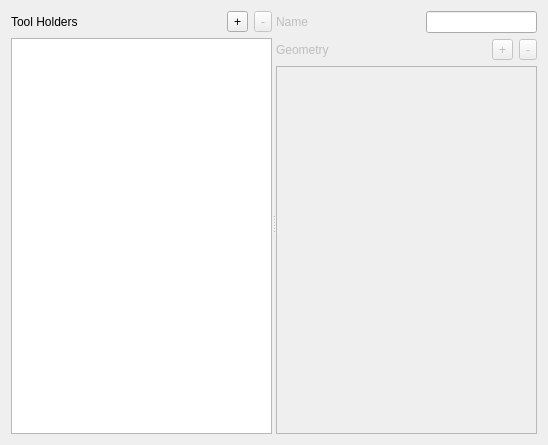
Old version of the form View/Settings/ToolHolderForm.ui in the repository octronic-uk/Candle.
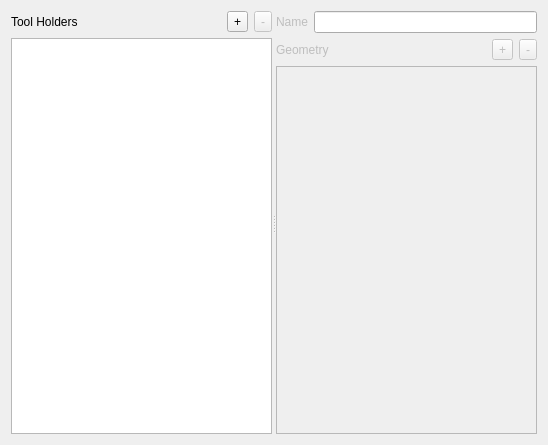
New version of the form.

```diff
--- a/View/Settings/ToolHolderForm.ui
+++ b/View/Settings/ToolHolderForm.ui
@@ -13,14 +13,14 @@
   <property name="windowTitle">
    <string>Form</string>
   </property>
-  <layout class="QVBoxLayout" name="verticalLayout_3">
+  <layout class="QVBoxLayout" name="verticalLayout_4">
    <item>
     <widget class="QSplitter" name="splitter">
      <property name="orientation">
       <enum>Qt::Horizontal</enum>
      </property>
      <widget class="QWidget" name="layoutWidget">
-      <layout class="QVBoxLayout" name="verticalLayout_2">
+      <layout class="QVBoxLayout" name="verticalLayout_3">
        <item>
         <layout class="QHBoxLayout" name="toolHoldersLayout">
          <item>
@@ -108,10 +108,13 @@
       </layout>
      </widget>
      <widget class="QWidget" name="layoutWidget">
-      <layout class="QVBoxLayout" name="verticalLayout">
+      <layout class="QVBoxLayout" name="verticalLayout_2">
        <item>
-        <layout class="QHBoxLayout" name="horizontalLayout">
-         <item>
+        <layout class="QFormLayout" name="formLayout">
+         <property name="fieldGrowthPolicy">
+          <enum>QFormLayout::ExpandingFieldsGrow</enum>
+         </property>
+         <item row="0" column="0">
           <widget class="QLabel" name="nameLabel">
            <property name="enabled">
             <bool>false</bool>
@@ -121,25 +124,14 @@
            </property>
           </widget>
          </item>
-         <item>
-          <spacer name="horizontalSpacer">
-           <property name="orientation">
-            <enum>Qt::Horizontal</enum>
-           </property>
-           <property name="sizeHint" stdset="0">
-            <size>
-             <width>40</width>
-             <height>20</height>
-            </size>
-           </property>
-          </spacer>
-         </item>
-         <item>
+         <item row="0" column="1">
           <widget class="QLineEdit" name="nameLineEdit"/>
          </item>
         </layout>
        </item>
        <item>
+        <layout class="QVBoxLayout" name="verticalLayout">
+         <item>
         <layout class="QHBoxLayout" name="geometryLayout">
          <item>
           <widget class="QLabel" name="geometryLabel">
@@ -228,6 +220,8 @@
           <bool>false</bool>
          </attribute>
         </widget>
+         </item>
+        </layout>
        </item>
       </layout>
      </widget>
```
Left out of the diff: 4 changed lines with no effect on the pictures. Lines whose indentation alone changed are shown as unchanged.
